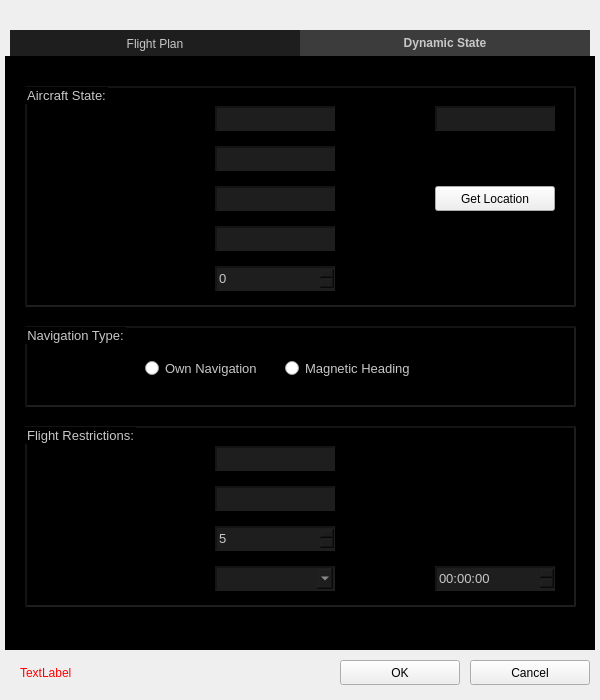
Above: ui/dialogflightcreator.ui from ignmiz/ATC_Console before the change. Below: the same form after it.
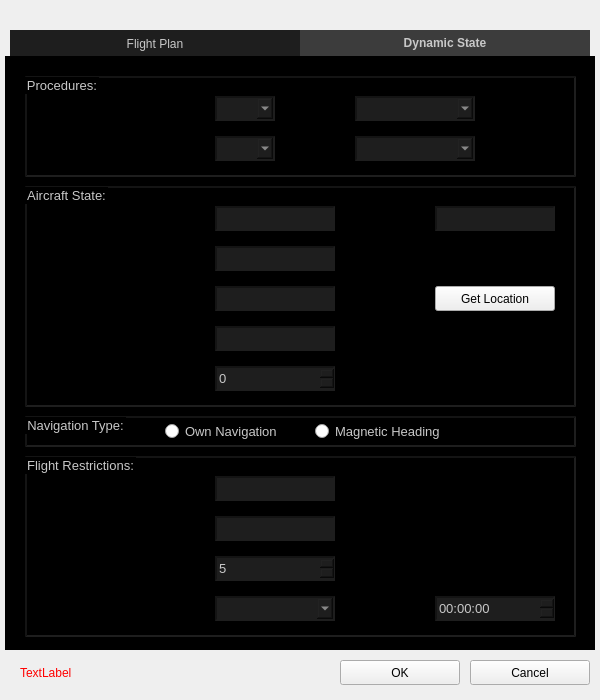
That is the form after the change. The open tabs and pages were chosen to show the change.

Commit message: Extended interface for procedures selection

```diff
--- a/ui/dialogflightcreator.ui
+++ b/ui/dialogflightcreator.ui
@@ -754,7 +754,7 @@
      <property name="geometry">
       <rect>
        <x>20</x>
-       <y>30</y>
+       <y>130</y>
        <width>551</width>
        <height>221</height>
       </rect>
@@ -939,9 +939,9 @@
      <property name="geometry">
       <rect>
        <x>20</x>
-       <y>270</y>
+       <y>360</y>
        <width>551</width>
-       <height>81</height>
+       <height>31</height>
       </rect>
      </property>
      <property name="title">
@@ -950,8 +950,8 @@
      <widget class="QRadioButton" name="radioButtonOwnNav">
       <property name="geometry">
        <rect>
-        <x>120</x>
-        <y>30</y>
+        <x>140</x>
+        <y>3</y>
         <width>160</width>
         <height>25</height>
        </rect>
@@ -963,8 +963,8 @@
      <widget class="QRadioButton" name="radioButtonHDG">
       <property name="geometry">
        <rect>
-        <x>260</x>
-        <y>30</y>
+        <x>290</x>
+        <y>3</y>
         <width>160</width>
         <height>25</height>
        </rect>
@@ -978,7 +978,7 @@
      <property name="geometry">
       <rect>
        <x>20</x>
-       <y>370</y>
+       <y>400</y>
        <width>551</width>
        <height>181</height>
       </rect>
@@ -1177,6 +1177,239 @@
       </property>
      </widget>
     </widget>
+    <widget class="QGroupBox" name="groupBoxProcedures">
+     <property name="geometry">
+      <rect>
+       <x>20</x>
+       <y>20</y>
+       <width>551</width>
+       <height>101</height>
+      </rect>
+     </property>
+     <property name="title">
+      <string>Procedures:</string>
+     </property>
+     <widget class="QLabel" name="labelRwyDep">
+      <property name="geometry">
+       <rect>
+        <x>60</x>
+        <y>20</y>
+        <width>120</width>
+        <height>25</height>
+       </rect>
+      </property>
+      <property name="text">
+       <string>Dep. Rwy:</string>
+      </property>
+      <property name="alignment">
+       <set>Qt::AlignRight|Qt::AlignTrailing|Qt::AlignVCenter</set>
+      </property>
+     </widget>
+     <widget class="QLabel" name="labelRwyDes">
+      <property name="geometry">
+       <rect>
+        <x>60</x>
+        <y>60</y>
+        <width>120</width>
+        <height>25</height>
+       </rect>
+      </property>
+      <property name="text">
+       <string>Des. Rwy:</string>
+      </property>
+      <property name="alignment">
+       <set>Qt::AlignRight|Qt::AlignTrailing|Qt::AlignVCenter</set>
+      </property>
+     </widget>
+     <widget class="QComboBox" name="comboBoxRwyDep">
+      <property name="geometry">
+       <rect>
+        <x>190</x>
+        <y>20</y>
+        <width>60</width>
+        <height>25</height>
+       </rect>
+      </property>
+      <property name="styleSheet">
+       <string notr="true">QComboBox
+{
+	color: #c8c8c8;
+	background-color: #1e1e1e;
+	border-style: inset;
+	border-width: 2px;
+	border-color: #141414;
+	font: 13px;
+}
+
+QComboBox QAbstractItemView
+{	
+	color: #c8c8c8;
+	background-color: #1e1e1e;
+    selection-background-color: #060064;
+	font: 13px;
+}
+
+QComboBox::disabled
+{
+	color: #c8c8c8;
+	background-color: #050505;
+	border-style: inset;
+	border-width: 2px;
+	border-color: #111111;
+	font: 13px;
+}</string>
+      </property>
+     </widget>
+     <widget class="QComboBox" name="comboBoxRwyDes">
+      <property name="geometry">
+       <rect>
+        <x>190</x>
+        <y>60</y>
+        <width>60</width>
+        <height>25</height>
+       </rect>
+      </property>
+      <property name="styleSheet">
+       <string notr="true">QComboBox
+{
+	color: #c8c8c8;
+	background-color: #1e1e1e;
+	border-style: inset;
+	border-width: 2px;
+	border-color: #141414;
+	font: 13px;
+}
+
+QComboBox QAbstractItemView
+{	
+	color: #c8c8c8;
+	background-color: #1e1e1e;
+    selection-background-color: #060064;
+	font: 13px;
+}
+
+QComboBox::disabled
+{
+	color: #c8c8c8;
+	background-color: #050505;
+	border-style: inset;
+	border-width: 2px;
+	border-color: #111111;
+	font: 13px;
+}</string>
+      </property>
+     </widget>
+     <widget class="QLabel" name="labelSID">
+      <property name="geometry">
+       <rect>
+        <x>260</x>
+        <y>20</y>
+        <width>60</width>
+        <height>25</height>
+       </rect>
+      </property>
+      <property name="text">
+       <string>SID:</string>
+      </property>
+      <property name="alignment">
+       <set>Qt::AlignRight|Qt::AlignTrailing|Qt::AlignVCenter</set>
+      </property>
+     </widget>
+     <widget class="QLabel" name="labelSTAR">
+      <property name="geometry">
+       <rect>
+        <x>260</x>
+        <y>60</y>
+        <width>60</width>
+        <height>25</height>
+       </rect>
+      </property>
+      <property name="text">
+       <string>STAR:</string>
+      </property>
+      <property name="alignment">
+       <set>Qt::AlignRight|Qt::AlignTrailing|Qt::AlignVCenter</set>
+      </property>
+     </widget>
+     <widget class="QComboBox" name="comboBoxSID">
+      <property name="geometry">
+       <rect>
+        <x>330</x>
+        <y>20</y>
+        <width>120</width>
+        <height>25</height>
+       </rect>
+      </property>
+      <property name="styleSheet">
+       <string notr="true">QComboBox
+{
+	color: #c8c8c8;
+	background-color: #1e1e1e;
+	border-style: inset;
+	border-width: 2px;
+	border-color: #141414;
+	font: 13px;
+}
+
+QComboBox QAbstractItemView
+{	
+	color: #c8c8c8;
+	background-color: #1e1e1e;
+    selection-background-color: #060064;
+	font: 13px;
+}
+
+QComboBox::disabled
+{
+	color: #c8c8c8;
+	background-color: #050505;
+	border-style: inset;
+	border-width: 2px;
+	border-color: #111111;
+	font: 13px;
+}</string>
+      </property>
+     </widget>
+     <widget class="QComboBox" name="comboBoxSTAR">
+      <property name="geometry">
+       <rect>
+        <x>330</x>
+        <y>60</y>
+        <width>120</width>
+        <height>25</height>
+       </rect>
+      </property>
+      <property name="styleSheet">
+       <string notr="true">QComboBox
+{
+	color: #c8c8c8;
+	background-color: #1e1e1e;
+	border-style: inset;
+	border-width: 2px;
+	border-color: #141414;
+	font: 13px;
+}
+
+QComboBox QAbstractItemView
+{	
+	color: #c8c8c8;
+	background-color: #1e1e1e;
+    selection-background-color: #060064;
+	font: 13px;
+}
+
+QComboBox::disabled
+{
+	color: #c8c8c8;
+	background-color: #050505;
+	border-style: inset;
+	border-width: 2px;
+	border-color: #111111;
+	font: 13px;
+}</string>
+      </property>
+     </widget>
+    </widget>
    </widget>
   </widget>
   <widget class="QPushButton" name="buttonOK">
```
Left out of the diff: 2 changed lines with no effect on the pictures. The commit also changes 4 other files.
